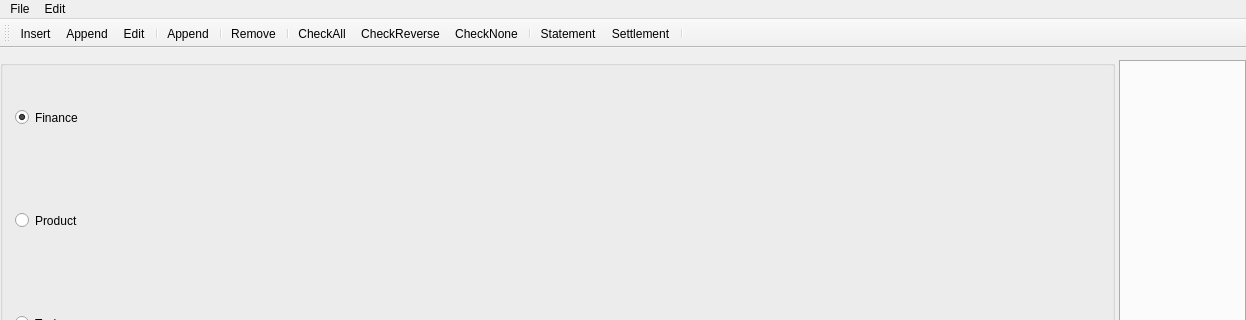
This is mainwindow.ui in YtxErp/YTX as Qt 5 draws it before an edit; both pictures show x 0 to 1246 and y 0 to 320 of the 1246 by 722 pixel window. The edited form follows.
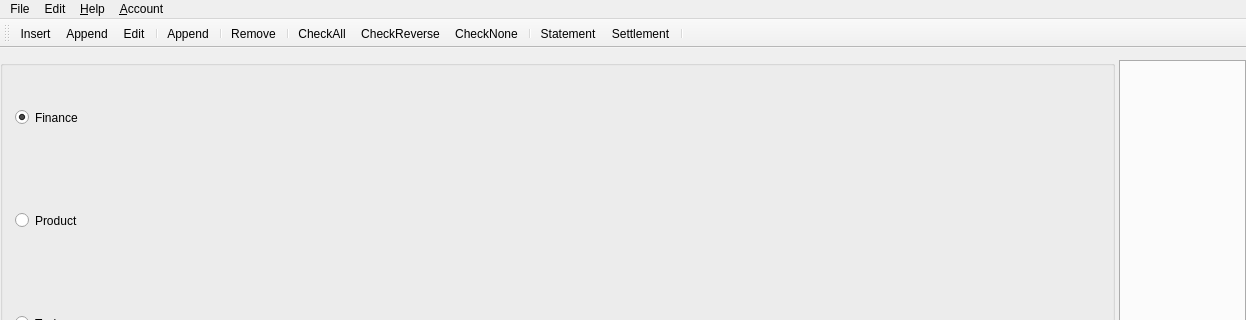
This is the edited form.

```diff
--- a/mainwindow.ui
+++ b/mainwindow.ui
@@ -210,8 +210,25 @@
     <addaction name="actionSupportJump"/>
     <addaction name="separator"/>
    </widget>
+   <widget class="QMenu" name="menu_Help">
+    <property name="title">
+     <string>&amp;Help</string>
+    </property>
+   </widget>
+   <widget class="QMenu" name="menu_Account">
+    <property name="title">
+     <string>&amp;Account</string>
+    </property>
+    <addaction name="actionLogin"/>
+    <addaction name="actionLogout"/>
+    <addaction name="separator"/>
+    <addaction name="actionUser"/>
+    <addaction name="actionDatabase"/>
+   </widget>
    <addaction name="menuFile"/>
    <addaction name="menuEdit"/>
+   <addaction name="menu_Help"/>
+   <addaction name="menu_Account"/>
   </widget>
   <widget class="QStatusBar" name="statusbar"/>
   <widget class="QToolBar" name="toolBar">
```
Left out of the diff: 54 changed lines with no effect on the pictures.
